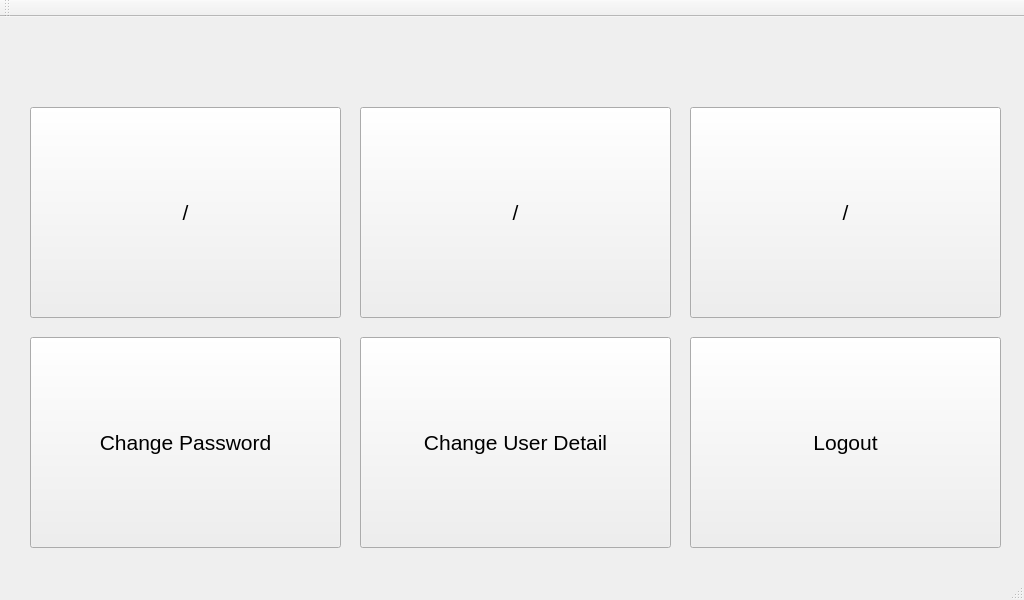
Above: GUI_Qt/SmartScale/mainMenu.ui from twschung/IoT-Smart-Scale before the change. Below: the same form after it.
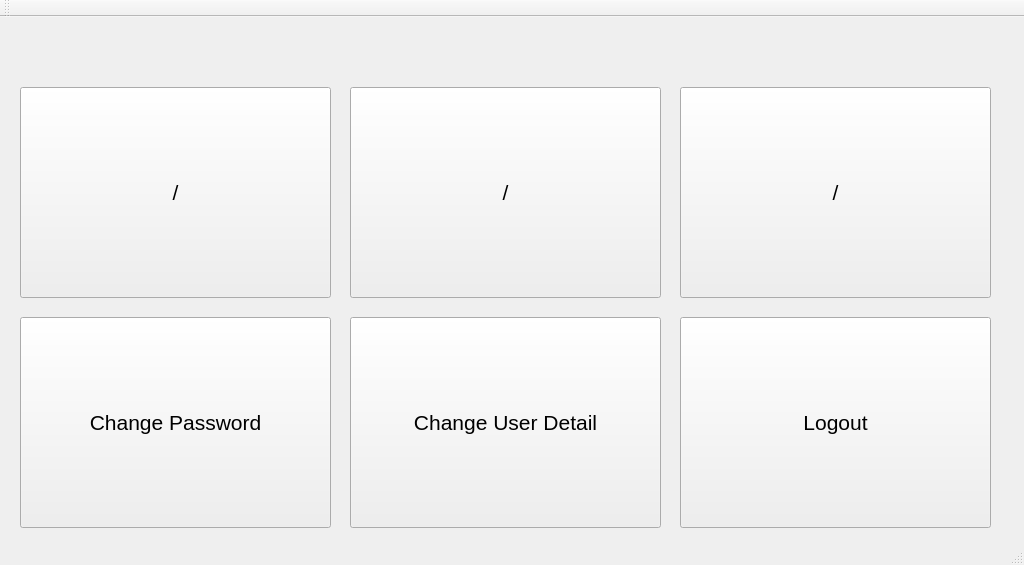
That is the form after the change.

Patch:
```diff
--- a/GUI_Qt/SmartScale/mainMenu.ui
+++ b/GUI_Qt/SmartScale/mainMenu.ui
@@ -7,7 +7,7 @@
     <x>0</x>
     <y>0</y>
     <width>1024</width>
-    <height>600</height>
+    <height>565</height>
    </rect>
   </property>
   <property name="windowTitle">
@@ -17,8 +17,8 @@
    <widget class="QLabel" name="lblStatus">
     <property name="geometry">
      <rect>
-      <x>30</x>
-      <y>30</y>
+      <x>20</x>
+      <y>10</y>
       <width>961</width>
       <height>31</height>
      </rect>
@@ -37,8 +37,8 @@
    <widget class="QPushButton" name="btnChangePassword">
     <property name="geometry">
      <rect>
-      <x>30</x>
-      <y>320</y>
+      <x>20</x>
+      <y>300</y>
       <width>311</width>
       <height>211</height>
      </rect>
@@ -55,8 +55,8 @@
    <widget class="QPushButton" name="btnChangeUserDetail">
     <property name="geometry">
      <rect>
-      <x>360</x>
-      <y>320</y>
+      <x>350</x>
+      <y>300</y>
       <width>311</width>
       <height>211</height>
      </rect>
@@ -73,8 +73,8 @@
    <widget class="QPushButton" name="pushButton_3">
     <property name="geometry">
      <rect>
-      <x>30</x>
-      <y>90</y>
+      <x>20</x>
+      <y>70</y>
       <width>311</width>
       <height>211</height>
      </rect>
@@ -91,8 +91,8 @@
    <widget class="QPushButton" name="pushButton_4">
     <property name="geometry">
      <rect>
-      <x>360</x>
-      <y>90</y>
+      <x>350</x>
+      <y>70</y>
       <width>311</width>
       <height>211</height>
      </rect>
@@ -109,8 +109,8 @@
    <widget class="QPushButton" name="pushButton_5">
     <property name="geometry">
      <rect>
-      <x>690</x>
-      <y>90</y>
+      <x>680</x>
+      <y>70</y>
       <width>311</width>
       <height>211</height>
      </rect>
@@ -127,8 +127,8 @@
    <widget class="QPushButton" name="btnLogout">
     <property name="geometry">
      <rect>
-      <x>690</x>
-      <y>320</y>
+      <x>680</x>
+      <y>300</y>
       <width>311</width>
       <height>211</height>
      </rect>
```
